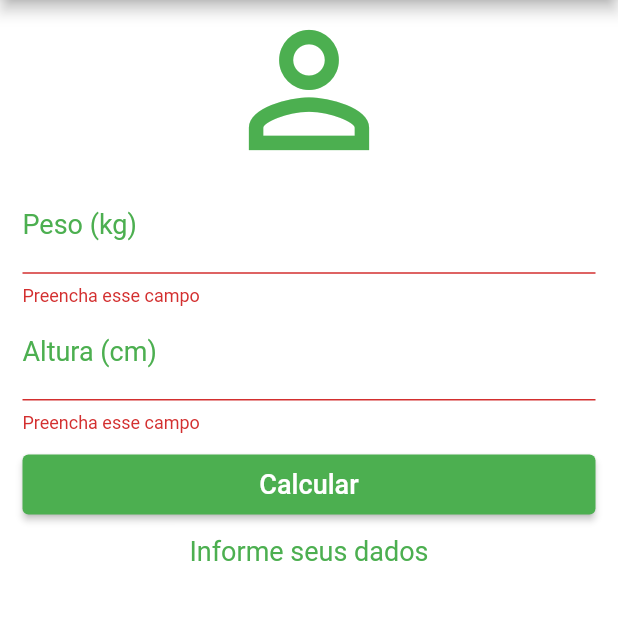
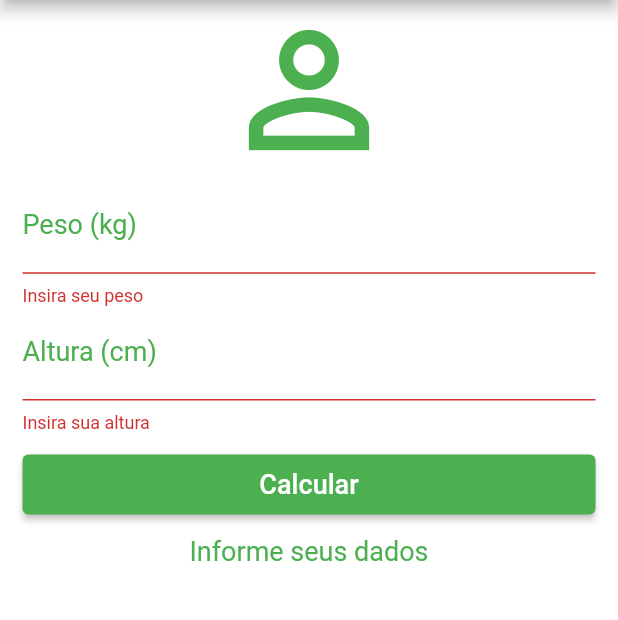
Before and after one commit to Andrewdm0/calculadora_de_imc, a Flutter app: the screen it shows after launch, after a tap on "Calcular", on a phone screen of 412 x 824 dp, the part 84-704 px from its top. Run offline on Flutter 3.47's test engine with Material 2 defaults, Android fonts, the phone set to English and light mode, and no system bars.

Commit message:
null fields error text

```diff
--- a/lib/main.dart
+++ b/lib/main.dart
@@ -14,53 +14,46 @@ class Home extends StatefulWidget {
   State<Home> createState() => _HomeState();
 }
 
-
 class _HomeState extends State<Home> {
-
   TextEditingController weightController = TextEditingController();
   TextEditingController heightController = TextEditingController();
+
+  GlobalKey<FormState> _formKey = GlobalKey<FormState>();
+
   String _infoText = "Informe seus dados";
-  String? errorWeight;
-  String? errorHeight;
 
-
-  void _resetField(){
+  void _resetField() {
     weightController.text = "";
     heightController.text = "";
 
-    setState((){
+    setState(() {
       _infoText = "Informe seus dados";
-      errorWeight = null;
-      errorHeight = null;
+      _formKey = GlobalKey<FormState>();
     });
   }
 
-  void calculate(){
-
-    setState((){
-
+  void calculate() {
+    setState(() {
       double weight = double.parse(weightController.text);
       double height = double.parse(heightController.text) / 100;
       double imc = weight / (height * height);
 
-      if(imc < 18.5){
+      if (imc < 18.5) {
         _infoText = "Abaixo do peso (${imc.toStringAsPrecision(4)})";
-      } else if(imc >= 18.5 && imc < 25){
+      } else if (imc >= 18.5 && imc < 25) {
         _infoText = "Peso Ideal (${imc.toStringAsPrecision(4)})";
-      } else if(imc >= 25 && imc < 30){
+      } else if (imc >= 25 && imc < 30) {
         _infoText = "Sobrepeso (${imc.toStringAsPrecision(4)})";
-      } else if(imc >= 30 && imc < 35){
+      } else if (imc >= 30 && imc < 35) {
         _infoText = "Obesidade grau I (${imc.toStringAsPrecision(4)})";
-      } else if(imc >= 35 && imc < 40){
+      } else if (imc >= 35 && imc < 40) {
         _infoText = "Obesidade grau II (${imc.toStringAsPrecision(4)})";
-      } else if(imc >= 40){
+      } else if (imc >= 40) {
         _infoText = "Obesidade grau III (${imc.toStringAsPrecision(4)})";
       }
+    });
+  }
 
-    });
-
-
-  }
   @override
   Widget build(BuildContext context) {
     return Scaffold(
@@ -78,6 +71,8 @@ class _HomeState extends State<Home> {
       backgroundColor: Colors.white,
       body: SingleChildScrollView(
         padding: EdgeInsets.symmetric(horizontal: 15),
+        child: Form(
+          key: _formKey,
           child: Column(
             crossAxisAlignment: CrossAxisAlignment.stretch,
             children: [
@@ -86,47 +81,47 @@ class _HomeState extends State<Home> {
                 size: 120,
                 color: Colors.green,
               ),
-            TextField(
+              TextFormField(
                 controller: weightController,
                 keyboardType: TextInputType.number,
                 decoration: InputDecoration(
                   label: Text(""
                       "Peso (kg)"),
                   labelStyle: TextStyle(color: Colors.green),
-                errorText: errorWeight,
                 ),
                 textAlign: TextAlign.center,
                 style: TextStyle(color: Colors.green, fontSize: 18),
+                validator: (value) {
+                  if (value!.isEmpty) {
+                    return "Insira seu peso";
+                  }
+                },
               ),
-            TextField(
+              TextFormField(
                 controller: heightController,
                 keyboardType: TextInputType.number,
                 decoration: InputDecoration(
                   labelText: "Altura (cm)",
                   labelStyle: TextStyle(color: Colors.green),
-                errorText: errorHeight,
                 ),
                 textAlign: TextAlign.center,
-              style: TextStyle(color: Colors.green, fontSize: 18),
+                style: TextStyle(
+                  color: Colors.green,
+                  fontSize: 18,
+                ),
+                validator: (value){
+                  if(value!.isEmpty){
+                    return "Insira sua altura";
+                  }
+                },
               ),
               Padding(
                 padding: const EdgeInsets.symmetric(vertical: 10),
                 child: ElevatedButton(
-                onPressed: (){
-                  setState((){
-                    String weightText = weightController.text;
-                    String heightText = weightController.text;
-
-                    if(weightText.isEmpty && heightText.isEmpty){
-
-                      errorWeight = 'Preencha esse campo';
-                      errorHeight = 'Preencha esse campo';
-
-                    }else{
+                  onPressed: () {
+                    if(_formKey.currentState!.validate()){
                       calculate();
-                    }
-                  });
-
+                    };
                   },
                   child: Text(
                     'Calcular',
@@ -149,6 +144,7 @@ class _HomeState extends State<Home> {
             ],
           ),
         ),
+      ),
     );
   }
 }
```
Also changed, not shown: 1 other file. Lines whose indentation alone changed are shown as unchanged.
